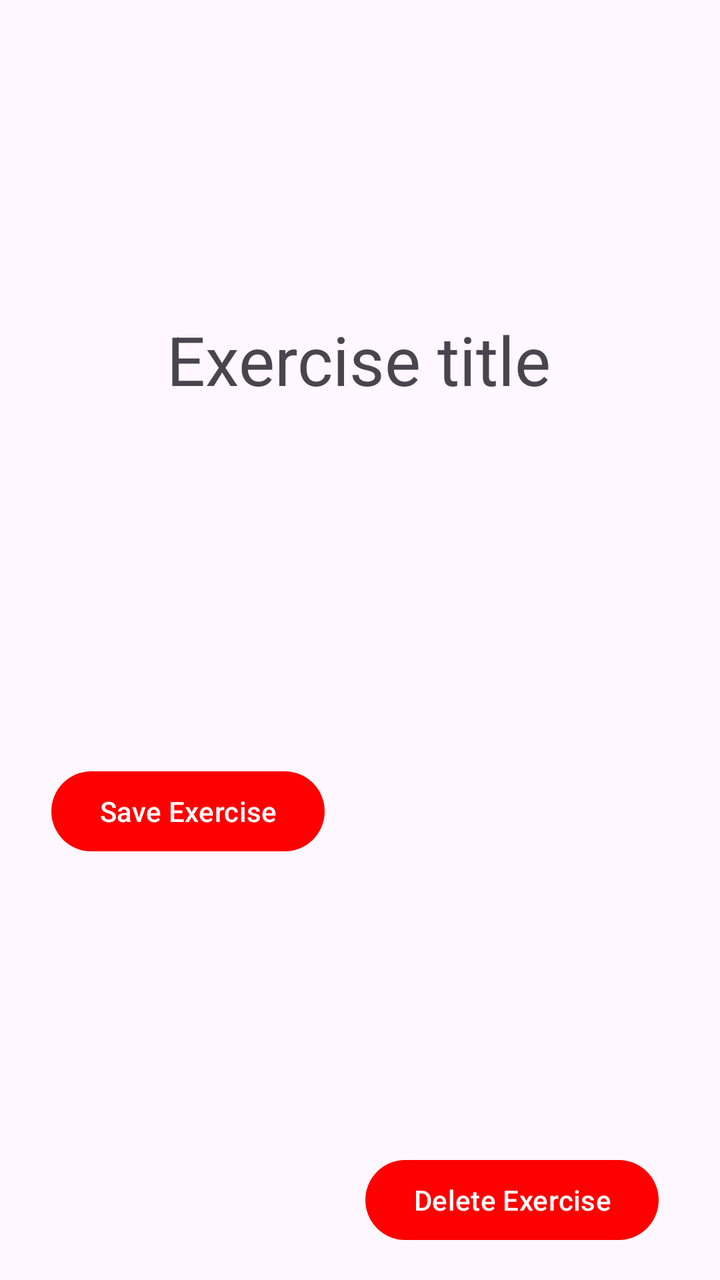
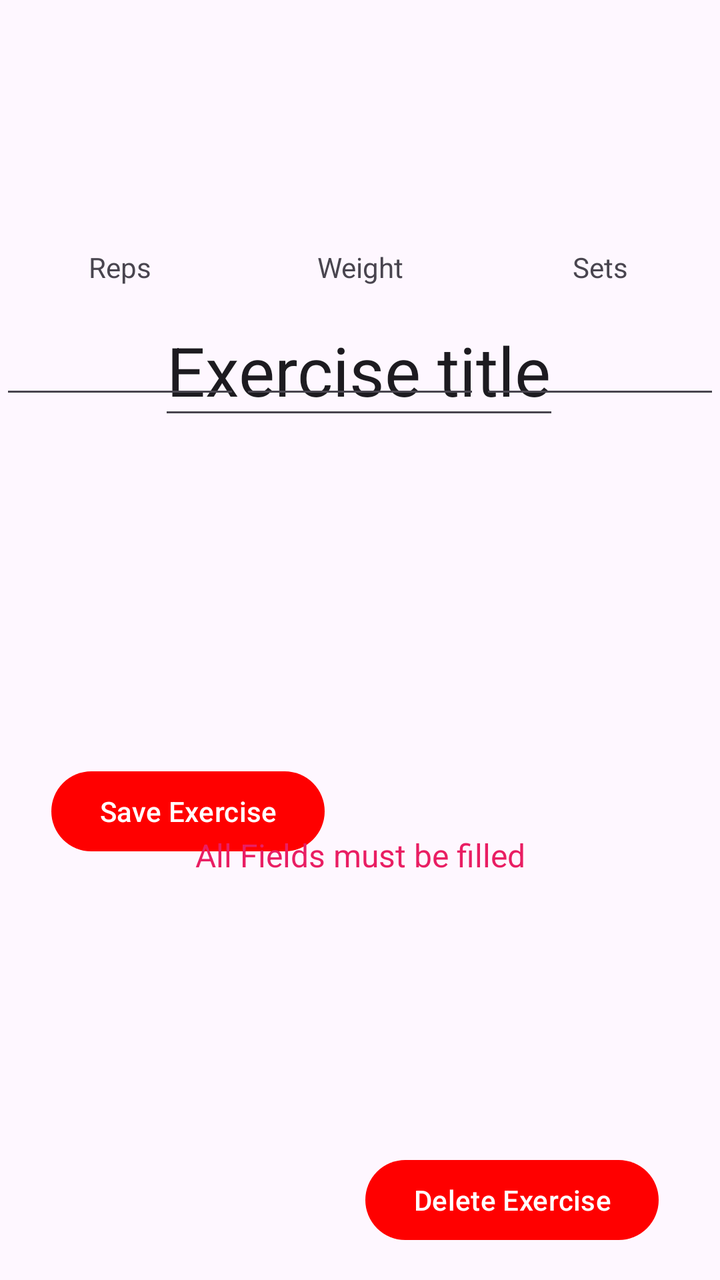

An Android layout rendered at two revisions. The XML below is the earlier revision; the diff shows what the commit changed to produce the second picture.
<!-- AndroidManifest.xml: application theme Theme.ActivityTracker -->
<!-- res/layout/dialog_show_exercise.xml -->
<?xml version="1.0" encoding="utf-8"?>

<androidx.constraintlayout.widget.ConstraintLayout xmlns:android="http://schemas.android.com/apk/res/android"
    xmlns:app="http://schemas.android.com/apk/res-auto"
    xmlns:tools="http://schemas.android.com/tools"
    android:layout_width="match_parent"
    android:layout_height="300dp">

    <TextView
        android:id="@+id/exerciseTitle"
        android:layout_width="wrap_content"
        android:layout_height="wrap_content"
        android:layout_marginTop="20dp"
        android:text="Exercise title"
        android:textSize="34sp"
        app:layout_constraintBottom_toTopOf="@+id/deleteButton"
        app:layout_constraintEnd_toEndOf="parent"
        app:layout_constraintHorizontal_bias="0.497"
        app:layout_constraintStart_toStartOf="parent"
        app:layout_constraintTop_toTopOf="parent"
        app:layout_constraintVertical_bias="0.268" />

    <androidx.constraintlayout.widget.ConstraintLayout
        android:id="@+id/weights"
        android:layout_width="0dp"
        android:layout_height="100dp"
        android:layout_marginTop="124dp"
        android:layout_marginBottom="52dp"
        android:visibility="invisible"
        app:layout_constraintBottom_toTopOf="@+id/createActivityButton"
        app:layout_constraintEnd_toEndOf="parent"
        app:layout_constraintHorizontal_bias="0.0"
        app:layout_constraintStart_toStartOf="parent"
        app:layout_constraintTop_toTopOf="parent">


        <TableRow
            android:id="@+id/tableRow"
            android:layout_width="match_parent"
            android:layout_height="wrap_content"
            app:layout_constraintTop_toTopOf="parent">

            <TextView
                android:id="@+id/reps_label"
                android:layout_width="0dp"
                android:layout_height="wrap_content"
                android:layout_weight="1"
                android:text="@string/reps"
                android:textAlignment="center"
                android:visibility="visible" />

            <TextView
                android:id="@+id/weight_label"
                android:layout_width="0dp"
                android:layout_height="wrap_content"
                android:layout_weight="1"
                android:labelFor="@id/sets_input"
                android:text="@string/weight"
                android:textAlignment="center"
                android:visibility="visible" />

            <TextView
                android:id="@+id/sets_label"
                android:layout_width="0dp"
                android:layout_height="wrap_content"
                android:layout_weight="1"
                android:labelFor="@+id/weight_input"
                android:text="@string/sets"
                android:textAlignment="center"
                android:visibility="visible" />
        </TableRow>

        <TableRow
            android:layout_width="match_parent"
            android:layout_height="wrap_content"
            app:layout_constraintBottom_toBottomOf="parent"
            app:layout_constraintTop_toBottomOf="@+id/tableRow"
            tools:layout_editor_absoluteX="0dp">

            <EditText
                android:id="@+id/reps_input"
                android:layout_width="0dp"
                android:layout_height="wrap_content"
                android:layout_weight="1"
                android:ems="10"
                android:inputType="number"
                android:textAlignment="center"
                android:visibility="visible" />

            <EditText
                android:id="@+id/weight_input"
                android:layout_width="0dp"
                android:layout_height="wrap_content"
                android:layout_weight="1"
                android:ems="10"
                android:inputType="number"
                android:textAlignment="center"
                android:visibility="visible" />

            <EditText
                android:id="@+id/sets_input"
                android:layout_width="0dp"
                android:layout_height="wrap_content"
                android:layout_weight="1"
                android:ems="10"
                android:inputType="number"
                android:textAlignment="center"
                android:visibility="visible" />
        </TableRow>

    </androidx.constraintlayout.widget.ConstraintLayout>

    <EditText
        android:id="@+id/distance_input2"
        android:layout_width="wrap_content"
        android:layout_height="wrap_content"
        android:layout_marginTop="23dp"
        android:ems="10"
        android:inputType="numberDecimal"
        android:visibility="invisible"
        app:layout_constraintEnd_toEndOf="parent"
        app:layout_constraintStart_toStartOf="parent"
        app:layout_constraintTop_toTopOf="@+id/weights" />

    <TextView
        android:id="@+id/distance_label2"
        android:layout_width="wrap_content"
        android:layout_height="wrap_content"
        android:layout_marginStart="38dp"
        android:labelFor="@id/distance_input"
        android:text="@string/enter_distance"
        android:visibility="invisible"
        app:layout_constraintBottom_toTopOf="@+id/distance_input"
        app:layout_constraintStart_toStartOf="@+id/radioGroup" />

    <Button
        android:id="@+id/deleteButton"
        android:layout_width="wrap_content"
        android:layout_height="wrap_content"
        android:layout_marginTop="12dp"
        android:layout_marginBottom="16dp"
        android:text="@string/delete_exercise"
        app:layout_constraintBottom_toBottomOf="parent"
        app:layout_constraintEnd_toEndOf="parent"
        app:layout_constraintHorizontal_bias="0.856"
        app:layout_constraintStart_toStartOf="parent"
        app:layout_constraintTop_toBottomOf="@+id/weights"
        app:layout_constraintVertical_bias="1.0" />

    <Button
        android:id="@+id/btnOK"
        android:layout_width="wrap_content"
        android:layout_height="wrap_content"
        android:text="Save Exercise"
        app:layout_constraintBottom_toBottomOf="parent"
        app:layout_constraintEnd_toStartOf="@+id/deleteButton"
        app:layout_constraintHorizontal_bias="0.56"
        app:layout_constraintStart_toStartOf="parent"
        app:layout_constraintTop_toBottomOf="@+id/weights"
        app:layout_constraintVertical_bias="0.428" />


</androidx.constraintlayout.widget.ConstraintLayout>
<!-- resources referenced by this layout -->
<resources>
  <string name="delete_exercise">Delete Exercise</string>
  <string name="enter_distance">Enter Distance</string>
  <string name="reps">Reps</string>
  <string name="sets">Sets</string>
  <string name="weight">Weight</string>
  <style name="Theme.ActivityTracker" parent="Base.Theme.ActivityTracker" />
  <style name="Base.Theme.ActivityTracker" parent="Theme.Material3.DayNight.NoActionBar">
          
          
          <item name="colorPrimary">@color/red</item>
      </style>
  <color name="red">#FF0000</color>
</resources>

<!-- the commit's change to res/layout/dialog_show_exercise.xml (unified diff, before → after) -->
@@ -6,7 +6,7 @@
     android:layout_width="match_parent"
     android:layout_height="300dp">
 
-    <TextView
+    <EditText
         android:id="@+id/exerciseTitle"
         android:layout_width="wrap_content"
         android:layout_height="wrap_content"
@@ -26,7 +26,6 @@
         android:layout_height="100dp"
         android:layout_marginTop="124dp"
         android:layout_marginBottom="52dp"
-        android:visibility="invisible"
         app:layout_constraintBottom_toTopOf="@+id/createActivityButton"
         app:layout_constraintEnd_toEndOf="parent"
         app:layout_constraintHorizontal_bias="0.0"
@@ -71,6 +70,7 @@
         </TableRow>
 
         <TableRow
+            android:id="@+id/tableRow3"
             android:layout_width="match_parent"
             android:layout_height="wrap_content"
             app:layout_constraintBottom_toBottomOf="parent"
@@ -108,6 +108,19 @@
                 android:visibility="visible" />
         </TableRow>
 
+        <TextView
+            android:id="@+id/distance_label2"
+            android:layout_width="wrap_content"
+            android:layout_height="wrap_content"
+            android:labelFor="@id/distance_input"
+            android:text="@string/enter_distance"
+            android:visibility="invisible"
+            app:layout_constraintBottom_toBottomOf="parent"
+            app:layout_constraintEnd_toEndOf="@+id/tableRow3"
+            app:layout_constraintStart_toStartOf="@+id/tableRow3"
+            app:layout_constraintTop_toTopOf="@+id/tableRow"
+            app:layout_constraintVertical_bias="0.234" />
+
     </androidx.constraintlayout.widget.ConstraintLayout>
 
     <EditText
@@ -117,21 +130,11 @@
         android:layout_marginTop="23dp"
         android:ems="10"
         android:inputType="numberDecimal"
+        android:textAlignment="center"
         android:visibility="invisible"
         app:layout_constraintEnd_toEndOf="parent"
         app:layout_constraintStart_toStartOf="parent"
         app:layout_constraintTop_toTopOf="@+id/weights" />
-
-    <TextView
-        android:id="@+id/distance_label2"
-        android:layout_width="wrap_content"
-        android:layout_height="wrap_content"
-        android:layout_marginStart="38dp"
-        android:labelFor="@id/distance_input"
-        android:text="@string/enter_distance"
-        android:visibility="invisible"
-        app:layout_constraintBottom_toTopOf="@+id/distance_input"
-        app:layout_constraintStart_toStartOf="@+id/radioGroup" />
 
     <Button
         android:id="@+id/deleteButton"
@@ -159,5 +162,17 @@
         app:layout_constraintTop_toBottomOf="@+id/weights"
         app:layout_constraintVertical_bias="0.428" />
 
+    <TextView
+        android:id="@+id/incompleteWarning2"
+        android:layout_width="wrap_content"
+        android:layout_height="wrap_content"
+        android:text="All Fields must be filled"
+        android:textColor="#E91E63"
+        android:textSize="16sp"
+        app:layout_constraintBottom_toBottomOf="parent"
+        app:layout_constraintEnd_toEndOf="parent"
+        app:layout_constraintStart_toStartOf="parent"
+        app:layout_constraintTop_toBottomOf="@+id/exerciseTitle" />
+
 
 </androidx.constraintlayout.widget.ConstraintLayout>
